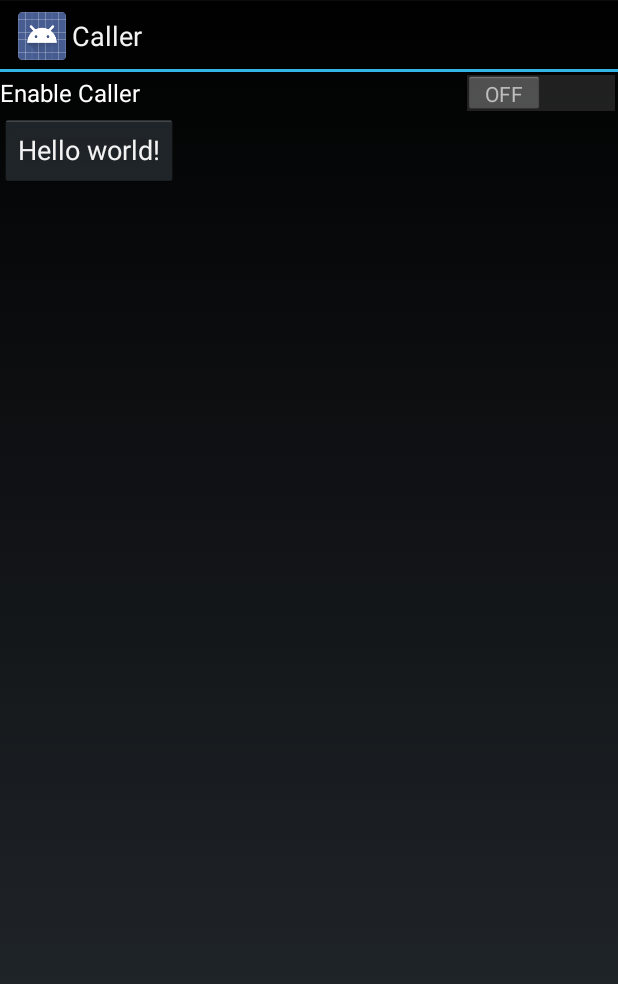
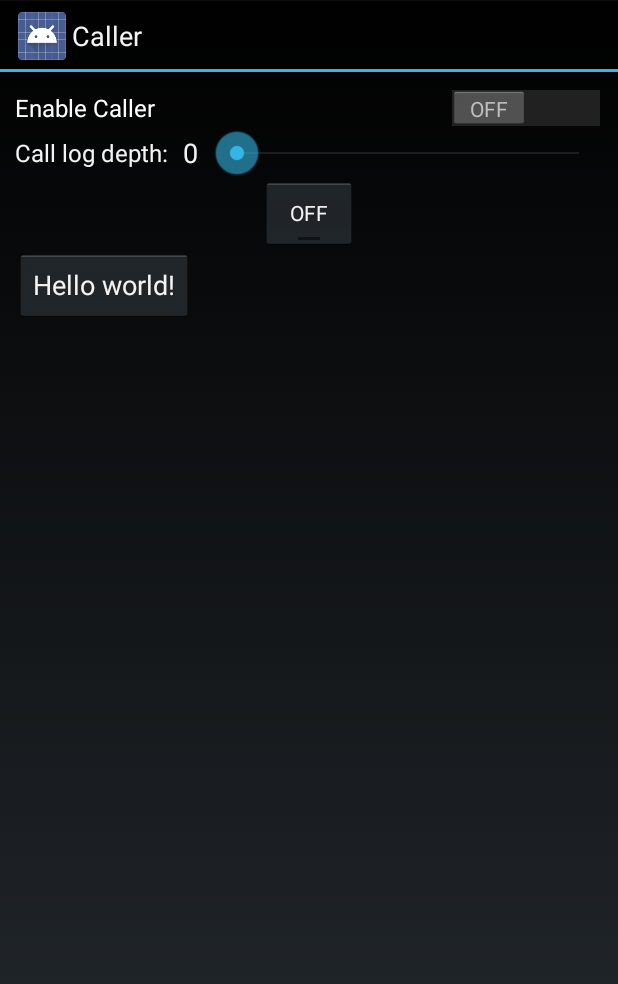
Before and after one commit to Ushkuinik/Caller, an Android app: the screen it shows after launch (ActivitySettings), on a phone screen of 412 x 824 dp. Shown: the top 984 px of the screen. Run offline under Robolectric (Android 15) with nearby library versions, the phone set to English and light mode, and no system bars.

Commit message:
Removed ActivityCaller
Removed ActivityCalled and some more improvemets

```diff
--- a/app/src/main/AndroidManifest.xml
+++ b/app/src/main/AndroidManifest.xml
@@ -20,11 +20,6 @@
                 <category android:name="android.intent.category.LAUNCHER" />
             </intent-filter>
         </activity>
-        <activity
-            android:name=".ActivityCaller"
-            android:label="@string/title_activity_caller"
-            android:theme="@android:style/Theme.Holo" >
-        </activity>
 
         <service
             android:name=".TopWindow" >
--- a/app/src/main/java/company/caller/ActivitySettings.java
+++ b/app/src/main/java/company/caller/ActivitySettings.java
@@ -1,7 +1,9 @@
 package company.caller;
 
 import android.app.Activity;
+import android.app.ActivityManager;
 import android.app.AlertDialog;
+import android.content.Context;
 import android.content.DialogInterface;
 import android.content.Intent;
 import android.os.Bundle;
@@ -9,9 +11,11 @@ import android.util.Log;
 import android.view.LayoutInflater;
 import android.widget.CompoundButton;
 import android.widget.EditText;
+import android.widget.SeekBar;
 import android.widget.Switch;
 import android.widget.Button;
 import android.view.View;
+import android.widget.TextView;
 
 import wei.mark.standout.StandOutWindow;
 
@@ -33,10 +37,10 @@ public class ActivitySettings extends Activity {
         Switch toggleMainSwitch = (Switch) findViewById(R.id.switchMainSwitch);
 
         // check if CallDetectService is already started
-        toggleMainSwitch.setChecked(CallDetectService.isRunning(this));
+        toggleMainSwitch.setChecked(isServiceRunning(CallDetectService.class));
 
         // Log CallDetectService state
-        if(CallDetectService.isRunning(this)) {
+        if(isServiceRunning(CallDetectService.class)) {
             Log.d(LOG_TAG, ": Service is already running");
         }
         else {
@@ -45,7 +49,13 @@ public class ActivitySettings extends Activity {
 
         toggleMainSwitch.setOnCheckedChangeListener(new CompoundButton.OnCheckedChangeListener() {
             public void onCheckedChanged(CompoundButton buttonView, boolean isChecked) {
-                setDetectEnabled(isChecked);
+                Intent intent = new Intent(ActivitySettings.this, CallDetectService.class);
+                if (isChecked) {
+                    startService(intent);
+                }
+                else {
+                    stopService(intent);
+                }
             }
         });
 
@@ -55,25 +65,42 @@ public class ActivitySettings extends Activity {
                 public void onClick(View view) {
                     createDialog();
 
-                    /*
-                    Intent intent = new Intent(ActivitySettings.this, ActivityCaller.class);
-                    //intent.putExtra("PhoneNumber", "");
-                    startActivity(intent);
-                    */
                 }
+        });
+
+        SeekBar seekCallLogDepth = (SeekBar) findViewById(R.id.seekCallLogDepth);
+
+
+        seekCallLogDepth.setOnSeekBarChangeListener(new SeekBar.OnSeekBarChangeListener() {
+            int progressChanged = 0;
+
+            public void onProgressChanged(SeekBar seekBar, int progress, boolean fromUser){
+                TextView textCallLogDepthValue = (TextView) findViewById(R.id.textCallLogDepthValue);
+                textCallLogDepthValue.setText(Integer.toString(progress));
+            }
+
+            public void onStartTrackingTouch(SeekBar seekBar) {
+                // TODO Auto-generated method stub
+            }
+
+            public void onStopTrackingTouch(SeekBar seekBar) {
+            }
         });
     }
 
-    private void setDetectEnabled(boolean enable) {
 
-        Intent intent = new Intent(this, CallDetectService.class);
-        if (enable) {
-            startService(intent);
+    private boolean isServiceRunning(Class<?> serviceClass) {
+        ActivityManager manager = (ActivityManager) getSystemService(Context.ACTIVITY_SERVICE);
+        for (ActivityManager.RunningServiceInfo service : manager.getRunningServices(Integer.MAX_VALUE)) {
+            if (serviceClass.getName().equals(service.service.getClassName())) {
+                return true;
+            }
         }
-        else {
-            stopService(intent);
-        }
+        return false;
     }
+
+
+
 
     private void createDialog() {
 
--- a/app/src/main/res/layout/activity_settings.xml
+++ b/app/src/main/res/layout/activity_settings.xml
@@ -1,13 +1,51 @@
 <LinearLayout xmlns:android="http://schemas.android.com/apk/res/android"
     android:orientation="vertical"
     android:layout_width="fill_parent"
-    android:layout_height="fill_parent">
+    android:layout_height="fill_parent"
+    android:padding="10dp">
 
     <Switch
         android:layout_width="match_parent"
         android:layout_height="wrap_content"
         android:text="@string/strMainSwitch"
         android:id="@+id/switchMainSwitch" />
+
+    <LinearLayout
+        android:orientation="horizontal"
+        android:layout_width="match_parent"
+        android:layout_height="wrap_content">
+
+        <TextView
+            android:layout_width="wrap_content"
+            android:layout_height="match_parent"
+            android:textAppearance="?android:attr/textAppearanceMedium"
+            android:text="@string/strCallLogDepthLabel"
+            android:id="@+id/textCallLogDepthLabel"
+            android:gravity="center_vertical"
+            android:textSize="16sp"
+            android:textIsSelectable="false" />
+
+        <TextView
+            android:layout_width="30dp"
+            android:layout_height="match_parent"
+            android:textAppearance="?android:attr/textAppearanceMedium"
+            android:id="@+id/textCallLogDepthValue"
+            android:gravity="center_vertical|center_horizontal"
+            android:text="@string/textCallLogValueDefault" />
+
+        <SeekBar
+            android:layout_width="match_parent"
+            android:layout_height="wrap_content"
+            android:id="@+id/seekCallLogDepth"
+            android:max="20" />
+    </LinearLayout>
+
+    <ToggleButton
+        android:layout_width="wrap_content"
+        android:layout_height="wrap_content"
+        android:text="New ToggleButton"
+        android:id="@+id/toggleButton"
+        android:layout_gravity="center_horizontal" />
 
     <Button
         android:layout_width="wrap_content"
--- a/app/src/main/res/values/strings.xml
+++ b/app/src/main/res/values/strings.xml
@@ -9,6 +9,8 @@
     <string name="strAnswer">Answer</string>
     <string name="strDecline">Decline</string>
     <string name="strNumber">Enter phone number</string>
-    <string name="strDefaultNumber">123456</string>
+    <string name="strDefaultNumber"></string>
+    <string name="strCallLogDepthLabel">Call log depth: </string>
+    <string name="textCallLogValueDefault">0</string>
 
 </resources>
```
Also changed, not shown: app/src/main/java/company/caller/ActivityCaller.java (deleted, +0 -248 lines), app/src/main/java/company/caller/CallDetectService.java (+1 -29 lines), app/src/main/java/company/caller/TopWindow.java (+83 -2 lines), app/src/main/res/layout/activity_caller.xml (deleted, +0 -32 lines), 1 other file.
